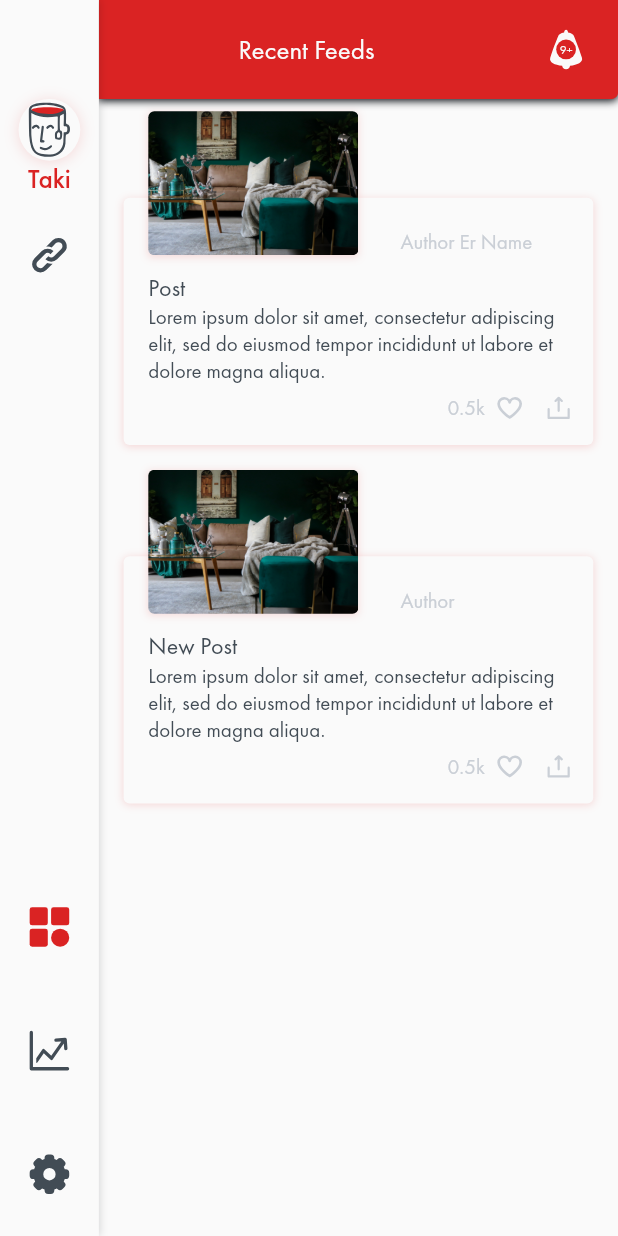
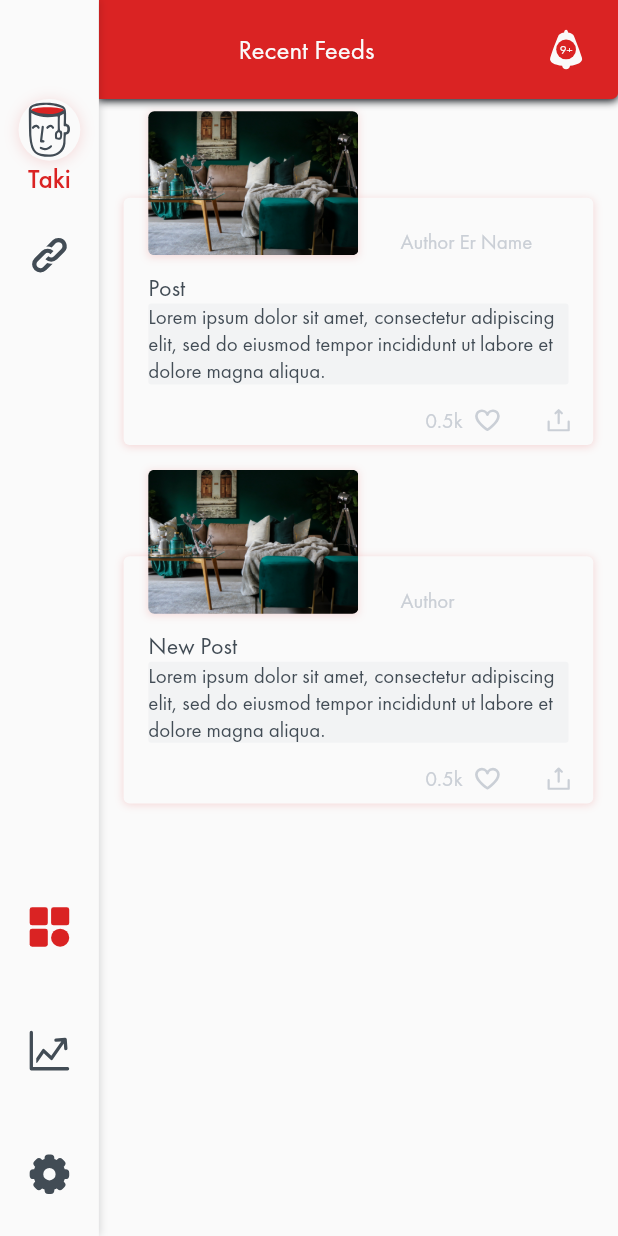
Before and after one commit to takiuddin93/AakCupChaa, a Flutter app: the screen it shows after launch, on a phone screen of 412 x 824 dp. Run offline on Flutter 3.47's test engine with Material 2 defaults, Android fonts, the phone set to English and light mode, and no system bars; our stand-ins replace flutter_svg, share.

Commit message:
slight UI changes in card ui

```diff
--- a/lib/widgets/custom_post_widget.dart
+++ b/lib/widgets/custom_post_widget.dart
@@ -59,7 +59,13 @@ class CustomPosts extends StatelessWidget {
                       ),
                     ]),
                   ),
-                  RichText(
+                  Container(
+                    decoration: BoxDecoration(
+                      color: UniversalVariables.primaryGhostShadow,
+                      shape: BoxShape.rectangle,
+                      borderRadius: BorderRadius.circular(2.0),
+                    ),
+                    child: RichText(
                       text: TextSpan(children: <TextSpan>[
                         TextSpan(
                           text: subtitle,
@@ -70,23 +76,28 @@ class CustomPosts extends StatelessWidget {
                         ),
                       ]),
                     ),
+                  ),
                 ],
               ),
             ),
             Container(
-              margin: EdgeInsets.only(top: height * 0.22),
+              margin: EdgeInsets.only(top: height * 0.23),
               padding: EdgeInsets.symmetric(horizontal: width * 0.02),
               child: Row(
                 children: [
                   Expanded(
-                    flex: 14,
+                    flex: 13,
                     child: Container(),
                   ),
                   Expanded(
-                    flex: 4,
+                    flex: 5,
+                    child: Align(
+                      alignment: Alignment.centerRight,
                       child: Row(
                         children: <Widget>[
-                        RichText(
+                          Align(
+                            alignment: Alignment.centerRight,
+                            child: RichText(
                               text: TextSpan(children: <TextSpan>[
                                 TextSpan(
                                   text: '0.5k',
@@ -97,12 +108,17 @@ class CustomPosts extends StatelessWidget {
                                 ),
                               ]),
                             ),
-                        SvgPicture.asset(
+                          ),
+                          Align(
+                            alignment: Alignment.centerRight,
+                            child: SvgPicture.asset(
                               'assets/svgs/Heart.svg',
                               width: width * 0.08,
                               color: UniversalVariables.primaryGhost,
                             ),
+                          ),
                         ],
+                      ),
                     ),
                   ),
                   Expanded(
```
Lines whose indentation alone changed are shown as unchanged.
